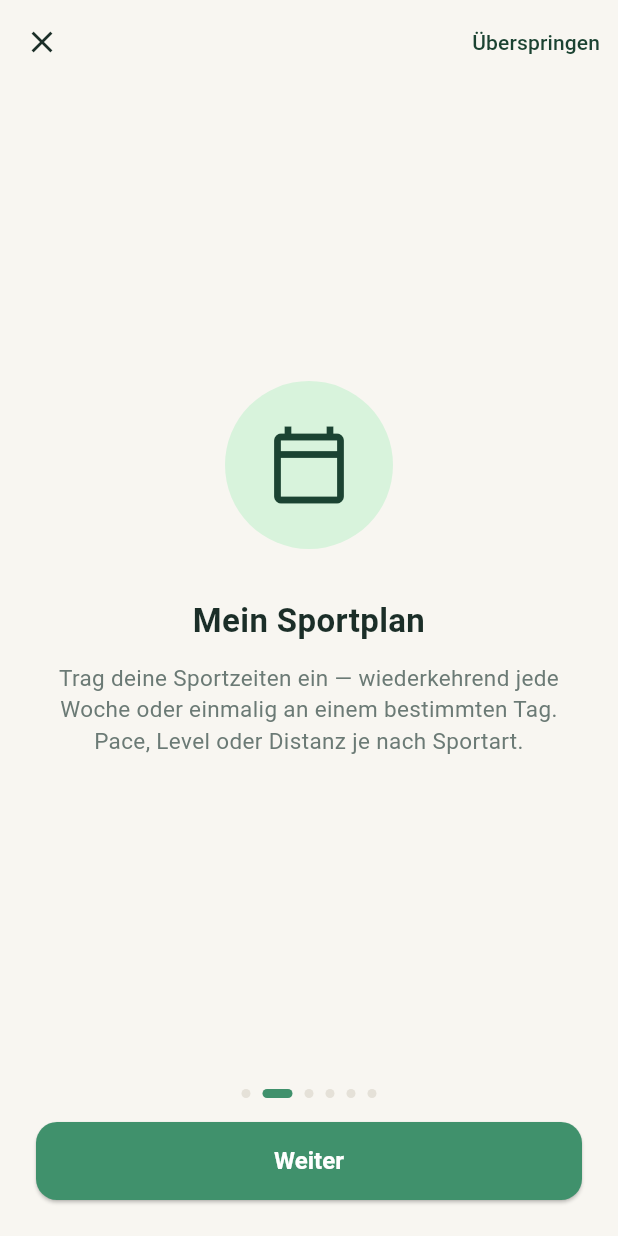
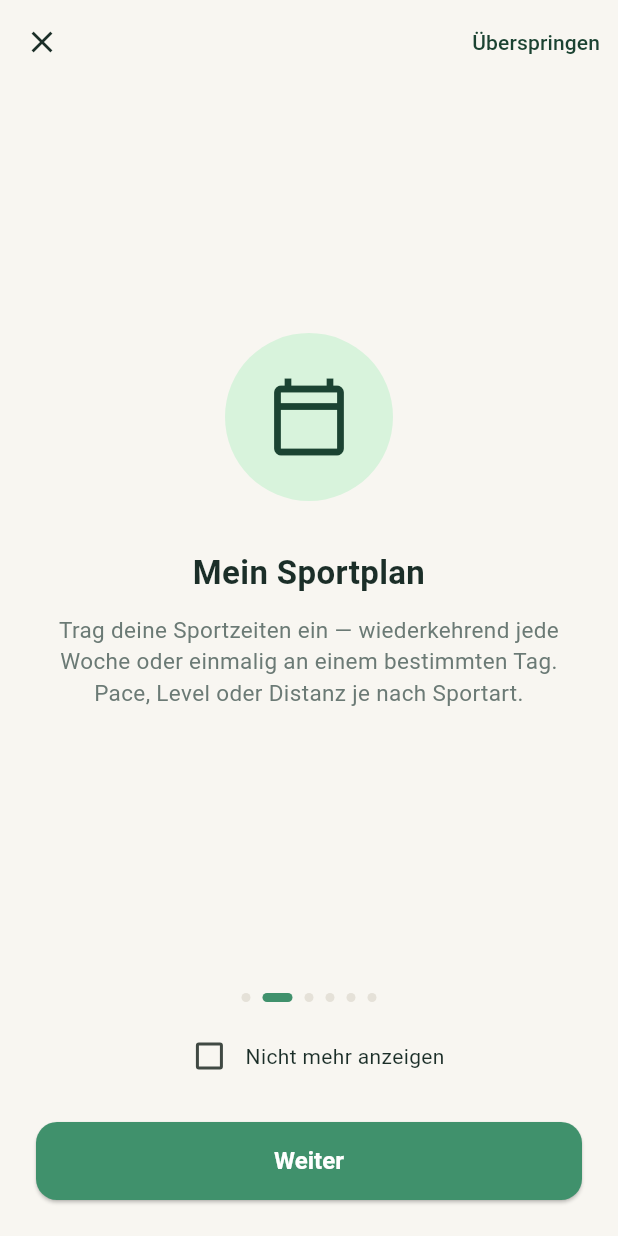
Before and after one commit to melinakunkel/PaceMatch, a Flutter app: the screen it shows once a user with an empty profile is signed in, swiped to page 2, on a phone screen of 412 x 824 dp. Run offline on Flutter 3.47's test engine with Material 3 defaults, Android fonts, the phone set to English and light mode, and no system bars; our stand-ins replace flutter_dotenv, flutter_map, go_router, image_picker, latlong2, shared_preferences and 1 more; missing offline and left inert: dart:html; accounts and stored records are empty; network calls fail.

Commit message:
Add "don't show again" checkbox for the auto-shown tutorial
The tutorial's dismissal was tracked in local browser storage, which an
in-app/webview browser can wipe between sessions — making it reappear on
every login instead of just once. Move the flag to profiles.has_seen_tutorial
and add an explicit "Nicht mehr anzeigen" checkbox on the auto-triggered
tutorial so the user can opt out for good, persisted server-side.

Co-Authored-By: Claude Sonnet 5 <noreply@anthropic.com>
Claude-Session: https://claude.ai/code/session_01Ea9r8VGpDf7DY7pxTu84EK

```diff
--- a/lib/l10n/strings.dart
+++ b/lib/l10n/strings.dart
@@ -151,6 +151,7 @@ const _de = <String, String>{
   // Tutorial slides.
   'tutorial.skip': 'Überspringen',
   'tutorial.done': 'Los geht\'s',
+  'tutorial.dontShowAgain': 'Nicht mehr anzeigen',
   'tutorial.welcome.title': 'Willkommen bei SAMEPACE',
   'tutorial.welcome.description':
       'Finde Leute, die zur gleichen Zeit und im gleichen Tempo Sport '
@@ -629,6 +630,7 @@ const _en = <String, String>{
 
   'tutorial.skip': 'Skip',
   'tutorial.done': 'Let\'s go',
+  'tutorial.dontShowAgain': 'Don\'t show again',
   'tutorial.welcome.title': 'Welcome to SAMEPACE',
   'tutorial.welcome.description':
       'Find people who want to do sport at the same time and pace as you '
--- a/lib/screens/tutorial/tutorial_screen.dart
+++ b/lib/screens/tutorial/tutorial_screen.dart
@@ -1,6 +1,8 @@
 import 'package:flutter/material.dart';
 
 import '../../l10n/strings.dart';
+import '../../services/profile_service.dart';
+import '../../services/supabase_service.dart';
 import '../../theme/app_theme.dart';
 
 class _TutorialSlide {
@@ -66,6 +68,7 @@ class TutorialScreen extends StatefulWidget {
 class _TutorialScreenState extends State<TutorialScreen> {
   final _pageController = PageController();
   int _page = 0;
+  bool _dontShowAgain = false;
 
   @override
   void dispose() {
@@ -73,9 +76,20 @@ class _TutorialScreenState extends State<TutorialScreen> {
     super.dispose();
   }
 
+  Future<void> _dismiss() async {
+    if (widget.showSkip && _dontShowAgain) {
+      final userId = SupabaseService.currentUserId;
+      if (userId != null) {
+        await ProfileService().updateHasSeenTutorial(userId, true);
+      }
+    }
+    if (!mounted) return;
+    Navigator.of(context).pop();
+  }
+
   void _next() {
     if (_page == _slides.length - 1) {
-      Navigator.of(context).pop();
+      _dismiss();
       return;
     }
     _pageController.nextPage(
@@ -89,16 +103,10 @@ class _TutorialScreenState extends State<TutorialScreen> {
     final isLast = _page == _slides.length - 1;
     return Scaffold(
       appBar: AppBar(
-        leading: IconButton(
-          icon: const Icon(Icons.close),
-          onPressed: () => Navigator.of(context).pop(),
-        ),
+        leading: IconButton(icon: const Icon(Icons.close), onPressed: _dismiss),
         actions: [
           if (widget.showSkip && !isLast)
-            TextButton(
-              onPressed: () => Navigator.of(context).pop(),
-              child: Text(t('tutorial.skip')),
-            ),
+            TextButton(onPressed: _dismiss, child: Text(t('tutorial.skip'))),
         ],
       ),
       body: SafeArea(
@@ -198,6 +206,28 @@ class _TutorialScreenState extends State<TutorialScreen> {
                   );
                 }),
               ),
+              if (widget.showSkip) ...[
+                const SizedBox(height: 8),
+                InkWell(
+                  onTap: () => setState(() => _dontShowAgain = !_dontShowAgain),
+                  borderRadius: BorderRadius.circular(8),
+                  child: Padding(
+                    padding: const EdgeInsets.symmetric(vertical: 4),
+                    child: Row(
+                      mainAxisAlignment: MainAxisAlignment.center,
+                      mainAxisSize: MainAxisSize.min,
+                      children: [
+                        Checkbox(
+                          value: _dontShowAgain,
+                          onChanged: (v) =>
+                              setState(() => _dontShowAgain = v ?? false),
+                        ),
+                        Text(t('tutorial.dontShowAgain')),
+                      ],
+                    ),
+                  ),
+                ),
+              ],
               const SizedBox(height: 16),
               SizedBox(
                 width: double.infinity,
```
Also changed, not shown: lib/screens/home/home_screen.dart (+10 -6 lines), lib/services/profile_service.dart (+20 -0 lines), 1 other file.
